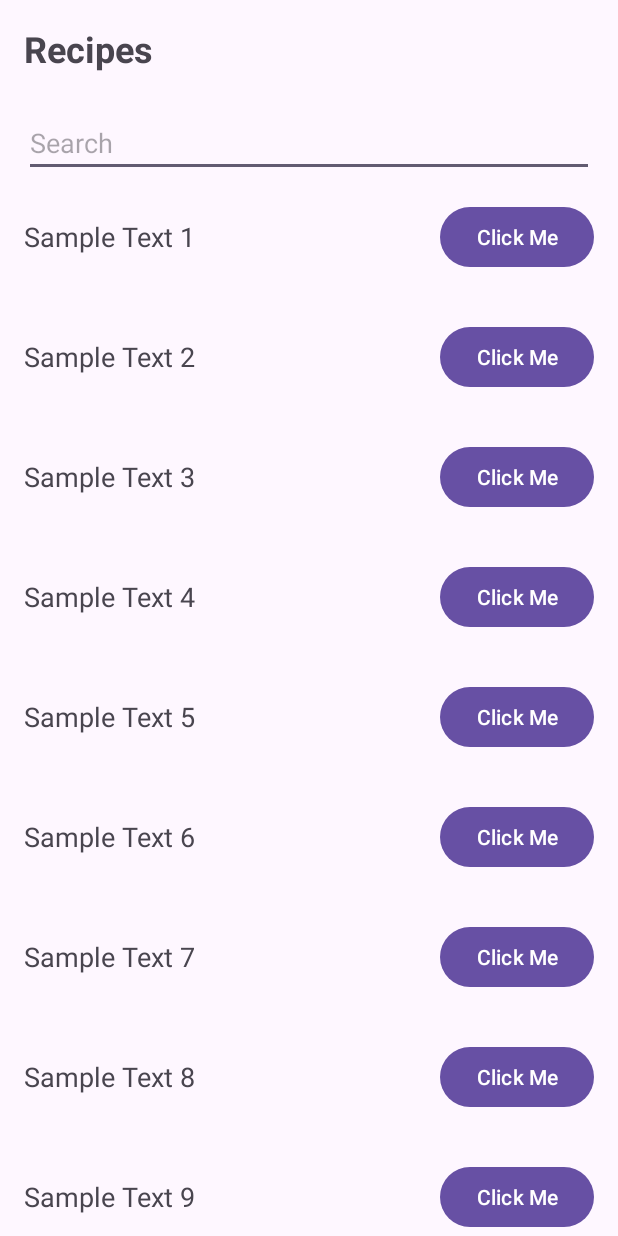
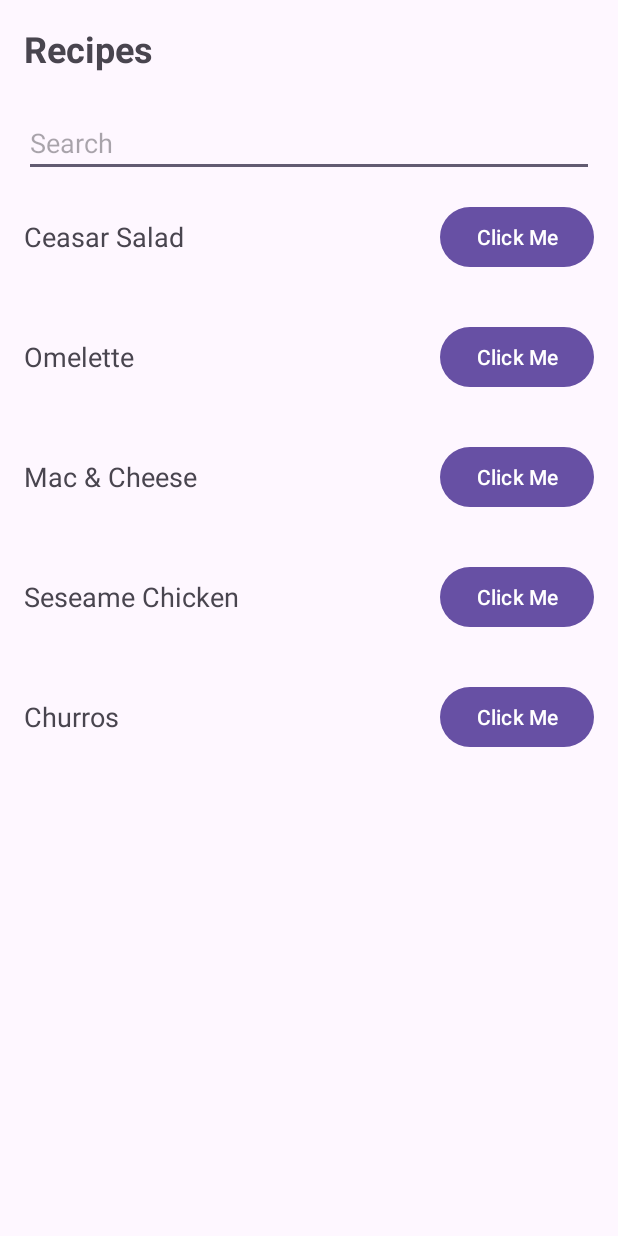
Before and after one commit to gabrielruggie/ece454-suzette-app, an Android app: the screen it shows after launch (MainActivity), on a phone screen of 412 x 824 dp. Run offline under Robolectric (Android 15) with nearby library versions, the phone set to English and light mode, and no system bars.

Commit message:
added pngs

```diff
--- a/app/src/main/java/com/example/suzette/MainActivity.java
+++ b/app/src/main/java/com/example/suzette/MainActivity.java
@@ -26,22 +26,16 @@ public class MainActivity extends AppCompatActivity {
 
     // Array of sample texts
     private String[] sampleTexts = {
-            "Sample Text 1",
-            "Sample Text 2",
-            "Sample Text 3",
-            "Sample Text 4",
-            "Sample Text 5",
-            "Sample Text 6",
-            "Sample Text 7",
-            "Sample Text 8",
-            "Sample Text 9",
-            "Sample Text 10"
+            "Ceasar Salad",
+            "Omelette",
+            "Mac & Cheese",
+            "Seseame Chicken",
+            "Churros",
     };
 
     @Override
     protected void onCreate(Bundle savedInstanceState) {
         super.onCreate(savedInstanceState);
-        setContentView(R.layout.activity_main);
         setContentView(R.layout.activity_recipe_activity);
 
         FragmentManager fragmentManager = getSupportFragmentManager();
```
Also changed, not shown: app/src/main/res/drawable/Suezt.png (added), app/src/main/res/drawable/pancakes.png (added), 5 other files.
